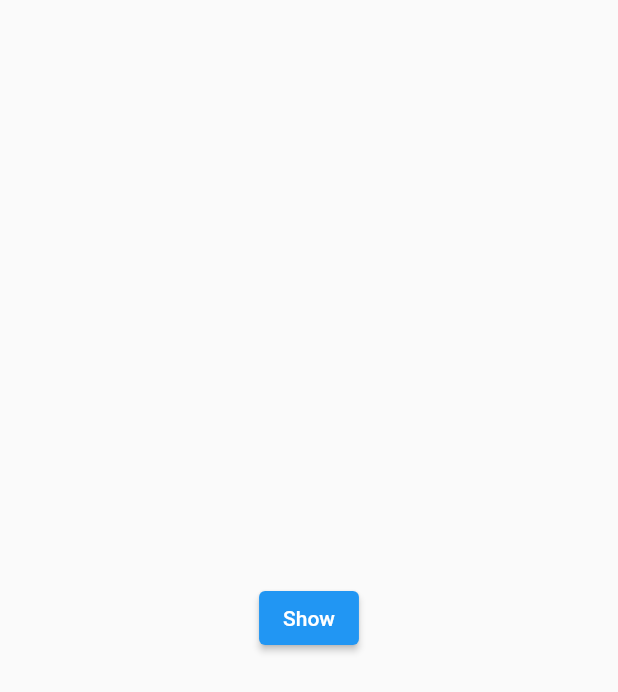
After one commit to eeBarrionuevo/flutter_codigo_qwerty, a Flutter app: the screen it shows after launch, after a tap on "Show", on a phone screen of 412 x 824 dp. The commit adds this screen. Shown: the top 692 px of the screen. Run offline on Flutter 3.47's test engine with Material 2 defaults, Android fonts, the phone set to English and light mode, and no system bars; our stand-ins replace firebase_core, firebase_messaging, flutter_local_notifications, open_file, table_calendar; missing offline and left inert: excel; accounts and stored records are empty.

Commit message:
Notificaciones push 4

```diff
--- a/lib/main.dart
+++ b/lib/main.dart
@@ -5,6 +5,7 @@ import 'package:flutter/material.dart';
 import 'package:qwerty/pages/calendar_page.dart';
 import 'package:qwerty/pages/excel_page.dart';
 import 'package:qwerty/pages/home_page.dart';
+import 'package:qwerty/pages/local_notification_page.dart';
 import 'package:qwerty/utils/push_notification_service.dart';
 
 void main() async{
@@ -21,7 +22,7 @@ class MyApp extends StatelessWidget {
   Widget build(BuildContext context) {
     return MaterialApp(
       title: "Qwerty",
-      home: CalendarPage(),
+      home: LocalNotificationPage(),
     );
   }
 }
--- /dev/null
+++ b/lib/pages/local_notification_page.dart
@@ -0,0 +1,60 @@
+import 'package:flutter/material.dart';
+import 'package:flutter_local_notifications/flutter_local_notifications.dart';
+
+class LocalNotificationPage extends StatefulWidget {
+  const LocalNotificationPage({Key? key}) : super(key: key);
+
+  @override
+  State<LocalNotificationPage> createState() => _LocalNotificationPageState();
+}
+
+class _LocalNotificationPageState extends State<LocalNotificationPage> {
+  final FlutterLocalNotificationsPlugin _flutterLocalNotificationsPlugin =
+      FlutterLocalNotificationsPlugin();
+
+  _showLocalNotification() async{
+
+    AndroidInitializationSettings _androidInitializationSettings = AndroidInitializationSettings("@mipmap/ic_launcher");
+
+    InitializationSettings _initializationSettings = InitializationSettings(
+      android: _androidInitializationSettings,
+    );
+
+    bool? res = await _flutterLocalNotificationsPlugin.initialize(_initializationSettings);
+
+    // print(res);
+
+    _flutterLocalNotificationsPlugin.show(
+      0,
+      "Hola",
+      "Cuerpo",
+      NotificationDetails(
+        android: AndroidNotificationDetails(
+          "prueba para el canal ID",
+          "prueba del nombre",
+        )
+      ),
+    );
+  }
+
+  @override
+  Widget build(BuildContext context) {
+    return Scaffold(
+      body: Center(
+        child: Column(
+          mainAxisAlignment: MainAxisAlignment.center,
+          children: [
+            ElevatedButton(
+              onPressed: () {
+                _showLocalNotification();
+              },
+              child: Text(
+                "Show",
+              ),
+            ),
+          ],
+        ),
+      ),
+    );
+  }
+}
```
Also changed, not shown: 1 other file.
